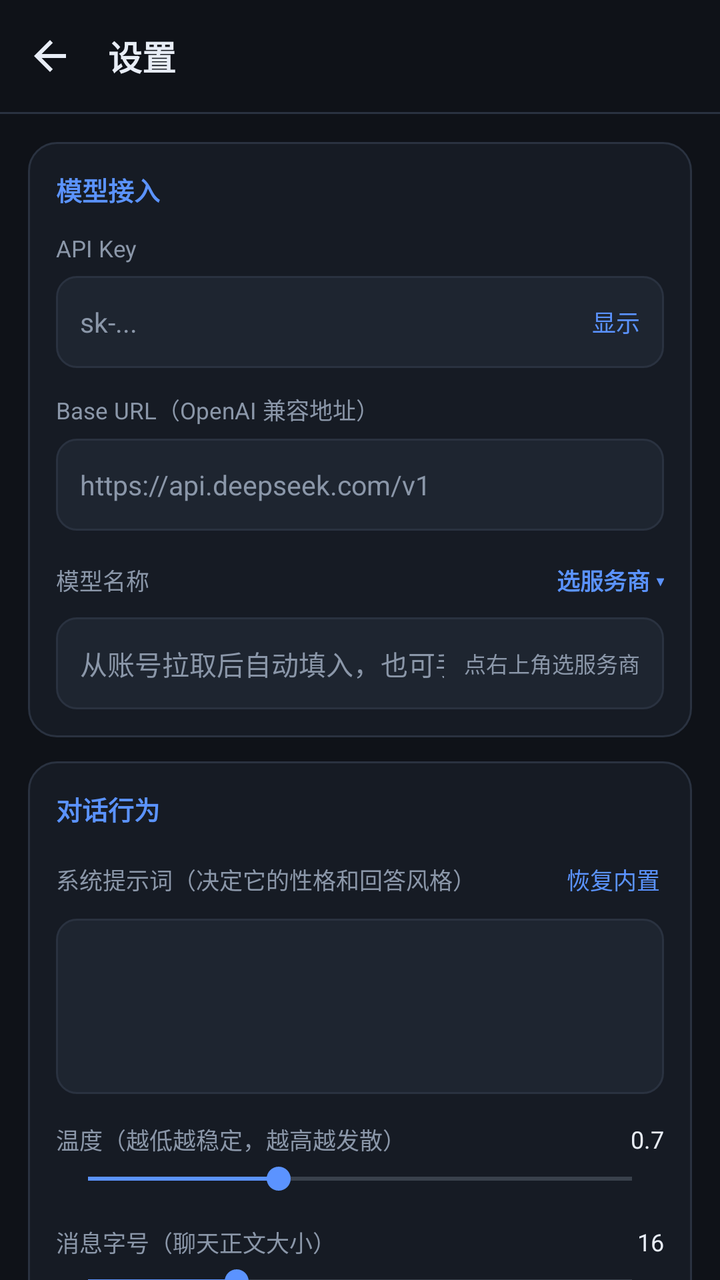
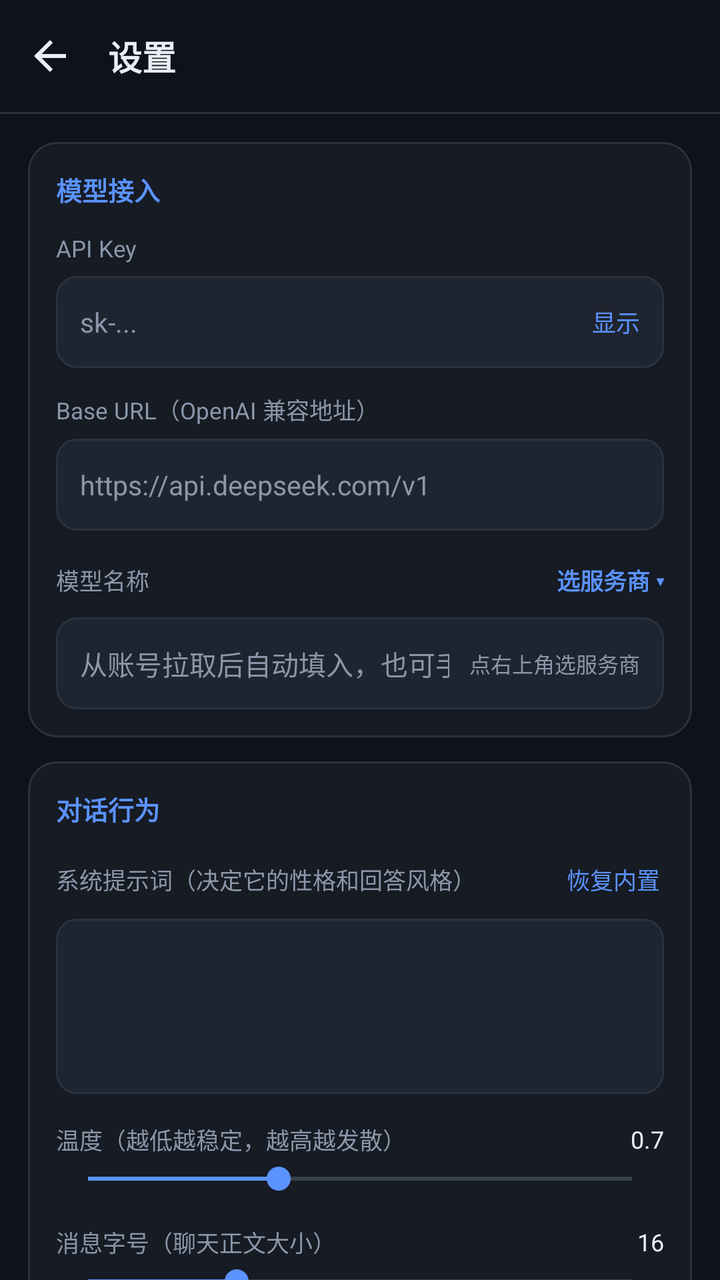

Screens rendered from an Android XML layout before and after an edit, with the pre-edit source and the edit as a unified diff.
<!-- AndroidManifest.xml: application theme AppTheme -->
<!-- res/layout/activity_settings.xml -->
<?xml version="1.0" encoding="utf-8"?>
<LinearLayout xmlns:android="http://schemas.android.com/apk/res/android"
    android:layout_width="match_parent"
    android:layout_height="match_parent"
    android:orientation="vertical"
    android:background="?attr/neb_bg"
    android:fitsSystemWindows="true">

    <LinearLayout
        android:layout_width="match_parent"
        android:layout_height="56dp"
        android:orientation="horizontal"
        android:gravity="center_vertical"
        android:paddingStart="4dp"
        android:paddingEnd="12dp">

        <ImageButton
            android:id="@+id/btnBack"
            android:layout_width="42dp"
            android:layout_height="42dp"
            android:background="@drawable/icon_btn_bg"
            android:src="@drawable/ic_back"
            android:scaleType="centerInside"
            android:tint="?attr/neb_text"
            android:contentDescription="返回" />

        <TextView
            android:layout_width="wrap_content"
            android:layout_height="wrap_content"
            android:layout_marginStart="8dp"
            android:text="设置"
            android:textColor="?attr/neb_text"
            android:textSize="17sp"
            android:textStyle="bold" />
    </LinearLayout>

    <View
        android:layout_width="match_parent"
        android:layout_height="1dp"
        android:background="?attr/neb_stroke" />

    <ScrollView
        android:layout_width="match_parent"
        android:layout_height="0dp"
        android:layout_weight="1"
        android:scrollbars="none">

        <LinearLayout
            android:id="@+id/contentList"
            android:layout_width="match_parent"
            android:layout_height="wrap_content"
            android:orientation="vertical"
            android:padding="14dp">

            
            <LinearLayout
                android:layout_width="match_parent"
                android:layout_height="wrap_content"
                android:orientation="vertical"
                android:background="@drawable/card_bg"
                android:padding="14dp">

                <TextView
                    android:layout_width="wrap_content"
                    android:layout_height="wrap_content"
                    android:text="模型接入"
                    android:textColor="?attr/neb_accent"
                    android:textSize="13sp"
                    android:textStyle="bold" />

                <TextView
                    android:layout_width="wrap_content"
                    android:layout_height="wrap_content"
                    android:layout_marginTop="12dp"
                    android:text="API Key"
                    android:textColor="?attr/neb_dim"
                    android:textSize="11.5sp" />

                <LinearLayout
                    android:layout_width="match_parent"
                    android:layout_height="wrap_content"
                    android:layout_marginTop="6dp"
                    android:orientation="horizontal"
                    android:gravity="center_vertical"
                    android:background="@drawable/field_bg">

                    <EditText
                        android:id="@+id/etKey"
                        android:layout_width="0dp"
                        android:layout_height="46dp"
                        android:layout_weight="1"
                        android:background="@android:color/transparent"
                        android:hint="sk-..."
                        android:paddingStart="12dp"
                        android:paddingEnd="4dp"
                        android:singleLine="true"
                        android:textColor="?attr/neb_text"
                        android:textColorHint="?attr/neb_dim"
                        android:textSize="13.5sp"
                        android:inputType="textPassword"
                        android:imeOptions="flagNoExtractUi" />

                    <TextView
                        android:id="@+id/tvToggleKey"
                        android:layout_width="wrap_content"
                        android:layout_height="wrap_content"
                        android:paddingStart="8dp"
                        android:paddingEnd="12dp"
                        android:paddingTop="10dp"
                        android:paddingBottom="10dp"
                        android:text="显示"
                        android:textColor="?attr/neb_accent"
                        android:textSize="12sp" />
                </LinearLayout>

                <TextView
                    android:layout_width="wrap_content"
                    android:layout_height="wrap_content"
                    android:layout_marginTop="12dp"
                    android:text="Base URL（OpenAI 兼容地址）"
                    android:textColor="?attr/neb_dim"
                    android:textSize="11.5sp" />

                <EditText
                    android:id="@+id/etBase"
                    android:layout_width="match_parent"
                    android:layout_height="46dp"
                    android:layout_marginTop="6dp"
                    android:background="@drawable/field_bg"
                    android:hint="https://api.deepseek.com/v1"
                    android:paddingStart="12dp"
                    android:paddingEnd="12dp"
                    android:singleLine="true"
                    android:textColor="?attr/neb_text"
                    android:textColorHint="?attr/neb_dim"
                    android:textSize="13.5sp"
                    android:inputType="textUri"
                    android:imeOptions="flagNoExtractUi" />

                <LinearLayout
                    android:layout_width="match_parent"
                    android:layout_height="wrap_content"
                    android:layout_marginTop="12dp"
                    android:orientation="horizontal"
                    android:gravity="center_vertical">

                    <TextView
                        android:layout_width="0dp"
                        android:layout_height="wrap_content"
                        android:layout_weight="1"
                        android:text="模型名称"
                        android:textColor="?attr/neb_dim"
                        android:textSize="11.5sp" />

                    <TextView
                        android:id="@+id/tvPickModel"
                        android:layout_width="wrap_content"
                        android:layout_height="wrap_content"
                        android:paddingStart="10dp"
                        android:paddingTop="4dp"
                        android:paddingBottom="4dp"
                        android:text="选服务商 ▾"
                        android:textColor="?attr/neb_accent"
                        android:textSize="11.5sp"
                        android:textStyle="bold" />
                </LinearLayout>

                <LinearLayout
                    android:layout_width="match_parent"
                    android:layout_height="46dp"
                    android:layout_marginTop="6dp"
                    android:orientation="horizontal"
                    android:gravity="center_vertical"
                    android:background="@drawable/field_bg">

                    <EditText
                        android:id="@+id/etModel"
                        android:layout_width="0dp"
                        android:layout_height="match_parent"
                        android:layout_weight="1"
                        android:background="@android:color/transparent"
                        android:hint="从账号拉取后自动填入，也可手填"
                        android:paddingStart="12dp"
                        android:paddingEnd="4dp"
                        android:singleLine="true"
                        android:textColor="?attr/neb_text"
                        android:textColorHint="?attr/neb_dim"
                        android:textSize="13.5sp"
                        android:inputType="text"
                        android:imeOptions="flagNoExtractUi" />

                    <TextView
                        android:id="@+id/tvModelHint"
                        android:layout_width="wrap_content"
                        android:layout_height="wrap_content"
                        android:paddingStart="6dp"
                        android:paddingEnd="12dp"
                        android:text="点右上角选服务商"
                        android:textColor="?attr/neb_dim"
                        android:textSize="11sp" />
                </LinearLayout>
            </LinearLayout>

            
            <LinearLayout
                android:layout_width="match_parent"
                android:layout_height="wrap_content"
                android:layout_marginTop="12dp"
                android:orientation="vertical"
                android:background="@drawable/card_bg"
                android:padding="14dp">

                <TextView
                    android:layout_width="wrap_content"
                    android:layout_height="wrap_content"
                    android:text="对话行为"
                    android:textColor="?attr/neb_accent"
                    android:textSize="13sp"
                    android:textStyle="bold" />

                <LinearLayout
                    android:layout_width="match_parent"
                    android:layout_height="wrap_content"
                    android:layout_marginTop="12dp"
                    android:orientation="horizontal"
                    android:gravity="center_vertical">

                    <TextView
                        android:layout_width="0dp"
                        android:layout_height="wrap_content"
                        android:layout_weight="1"
                        android:text="系统提示词（决定它的性格和回答风格）"
                        android:textColor="?attr/neb_dim"
                        android:textSize="11.5sp" />

                    <TextView
                        android:id="@+id/tvResetSystem"
                        android:layout_width="wrap_content"
                        android:layout_height="wrap_content"
                        android:paddingLeft="10dp"
                        android:paddingRight="2dp"
                        android:paddingTop="5dp"
                        android:paddingBottom="5dp"
                        android:text="恢复内置"
                        android:textColor="?attr/neb_accent"
                        android:textSize="11.5sp" />
                </LinearLayout>

                <EditText
                    android:id="@+id/etSystem"
                    android:layout_width="match_parent"
                    android:layout_height="wrap_content"
                    android:layout_marginTop="6dp"
                    android:background="@drawable/field_bg"
                    android:gravity="top|start"
                    android:minLines="4"
                    android:maxLines="10"
                    android:padding="12dp"
                    android:textColor="?attr/neb_text"
                    android:textColorHint="?attr/neb_dim"
                    android:textSize="13sp"
                    android:inputType="textMultiLine|textCapSentences"
                    android:imeOptions="flagNoExtractUi" />

                <LinearLayout
                    android:layout_width="match_parent"
                    android:layout_height="wrap_content"
                    android:layout_marginTop="14dp"
                    android:orientation="horizontal"
                    android:gravity="center_vertical">

                    <TextView
                        android:layout_width="0dp"
                        android:layout_height="wrap_content"
                        android:layout_weight="1"
                        android:text="温度（越低越稳定，越高越发散）"
                        android:textColor="?attr/neb_dim"
                        android:textSize="11.5sp" />

                    <TextView
                        android:id="@+id/tvTemp"
                        android:layout_width="wrap_content"
                        android:layout_height="wrap_content"
                        android:text="0.7"
                        android:textColor="?attr/neb_text"
                        android:textSize="12sp" />
                </LinearLayout>

                <SeekBar
                    android:id="@+id/sbTemp"
                    android:layout_width="match_parent"
                    android:layout_height="wrap_content"
                    android:layout_marginTop="2dp"
                    android:max="20"
                    android:progress="7" />

                <LinearLayout
                    android:layout_width="match_parent"
                    android:layout_height="wrap_content"
                    android:layout_marginTop="14dp"
                    android:orientation="horizontal"
                    android:gravity="center_vertical">

                    <TextView
                        android:layout_width="0dp"
                        android:layout_height="wrap_content"
                        android:layout_weight="1"
                        android:text="消息字号（聊天正文大小）"
                        android:textColor="?attr/neb_dim"
                        android:textSize="11.5sp" />

                    <TextView
                        android:id="@+id/tvFont"
                        android:layout_width="wrap_content"
                        android:layout_height="wrap_content"
                        android:text="16"
                        android:textColor="?attr/neb_text"
                        android:textSize="12sp" />
                </LinearLayout>

                <SeekBar
                    android:id="@+id/sbFont"
                    android:layout_width="match_parent"
                    android:layout_height="wrap_content"
                    android:layout_marginTop="2dp"
                    android:max="11"
                    android:progress="3" />

                <TextView
                    android:layout_width="wrap_content"
                    android:layout_height="wrap_content"
                    android:layout_marginTop="6dp"
                    android:text="最大回复 tokens"
                    android:textColor="?attr/neb_dim"
                    android:textSize="11.5sp" />

                <EditText
                    android:id="@+id/etMaxTokens"
                    android:layout_width="match_parent"
                    android:layout_height="46dp"
                    android:layout_marginTop="6dp"
                    android:background="@drawable/field_bg"
                    android:hint="4096"
                    android:paddingStart="12dp"
                    android:paddingEnd="12dp"
                    android:singleLine="true"
                    android:textColor="?attr/neb_text"
                    android:textColorHint="?attr/neb_dim"
                    android:textSize="13.5sp"
                    android:inputType="number"
                    android:imeOptions="flagNoExtractUi" />

                <androidx.appcompat.widget.SwitchCompat
                    android:id="@+id/swStream"
                    android:layout_width="match_parent"
                    android:layout_height="wrap_content"
                    android:layout_marginTop="14dp"
                    android:text="流式输出（逐字显示，可中途停止）"
                    android:textColor="?attr/neb_text"
                    android:textSize="13sp" />
            </LinearLayout>

            <Button
                android:id="@+id/btnSave"
                android:layout_width="match_parent"
                android:layout_height="50dp"
                android:layout_marginTop="16dp"
                android:background="@drawable/btn_primary"
                android:text="保存设置"
                android:textAllCaps="false"
                android:textColor="#FFFFFF"
                android:textSize="15sp"
                android:textStyle="bold" />

            <Button
                android:id="@+id/btnTest"
                android:layout_width="match_parent"
                android:layout_height="48dp"
                android:layout_marginTop="10dp"
                android:background="@drawable/btn_ghost"
                android:text="测试连接"
                android:textAllCaps="false"
                android:textColor="?attr/neb_text"
                android:textSize="14sp" />

<LinearLayout
                android:id="@+id/cardAbout"
                android:layout_width="match_parent"
                android:layout_height="wrap_content"
                android:layout_marginTop="14dp"
                android:orientation="vertical"
                android:background="@drawable/card_bg"
                android:padding="14dp">

                <TextView
                    android:layout_width="wrap_content"
                    android:layout_height="wrap_content"
                    android:text="关于"
                    android:textColor="?attr/neb_accent"
                    android:textSize="13sp"
                    android:textStyle="bold" />

                <TextView
                    android:id="@+id/tvAboutVer"
                    android:layout_width="match_parent"
                    android:layout_height="wrap_content"
                    android:layout_marginTop="10dp"
                    android:textColor="?attr/neb_text"
                    android:textSize="12.5sp" />

                <TextView
                    android:id="@+id/tvAboutModel"
                    android:layout_width="match_parent"
                    android:layout_height="wrap_content"
                    android:layout_marginTop="6dp"
                    android:ellipsize="end"
                    android:maxLines="2"
                    android:textColor="?attr/neb_dim"
                    android:textSize="12sp" />

                <TextView
                    android:id="@+id/btnAboutPage"
                    android:layout_width="match_parent"
                    android:layout_height="44dp"
                    android:layout_marginTop="12dp"
                    android:background="@drawable/btn_ghost"
                    android:gravity="center"
                    android:text="打开关于页 · 版本与许可"
                    android:textColor="?attr/neb_text"
                    android:textSize="13sp" />
            </LinearLayout>

            <TextView
                android:layout_width="match_parent"
                android:layout_height="wrap_content"
                android:layout_marginTop="14dp"
                android:layout_marginBottom="20dp"
                android:text="提示：API Key 只保存在本机应用私有目录，不会上传到任何第三方服务器。默认已配好 DeepSeek 官方地址，只需填 Key 即可使用。"
                android:textColor="?attr/neb_dim"
                android:textSize="11sp"
                android:lineSpacingExtra="3dp" />
        </LinearLayout>
    </ScrollView>
</LinearLayout>
<!-- resources referenced by this layout -->
<resources>
  <!-- drawable btn_primary (drawable) -->
  <?xml version="1.0" encoding="utf-8"?>
  <ripple xmlns:android="http://schemas.android.com/apk/res/android"
      android:color="?android:attr/colorControlHighlight">
      <item>
          <shape android:shape="rectangle">
              <solid android:color="?attr/neb_accent" />
              <corners android:radius="12dp" />
          </shape>
      </item>
  </ripple>
  <!-- drawable card_bg (drawable) -->
  <?xml version="1.0" encoding="utf-8"?>
  <shape xmlns:android="http://schemas.android.com/apk/res/android" android:shape="rectangle">
      <solid android:color="?attr/neb_surface" />
      <stroke android:width="1dp" android:color="?attr/neb_stroke" />
      <corners android:radius="14dp" />
  </shape>
  <!-- drawable field_bg (drawable) -->
  <?xml version="1.0" encoding="utf-8"?>
  <shape xmlns:android="http://schemas.android.com/apk/res/android" android:shape="rectangle">
      <solid android:color="?attr/neb_surface2" />
      <stroke android:width="1dp" android:color="?attr/neb_stroke" />
      <corners android:radius="10dp" />
  </shape>
  <!-- drawable ic_back (drawable) -->
  <vector xmlns:android="http://schemas.android.com/apk/res/android"
      android:width="24dp" android:height="24dp"
      android:viewportWidth="24" android:viewportHeight="24">
      <path android:fillColor="?attr/neb_text"
          android:pathData="M20,11H7.83l5.59,-5.59L12,4l-8,8 8,8 1.41,-1.41L7.83,13H20v-2z" />
  </vector>
  <!-- drawable icon_btn_bg (drawable) -->
  <?xml version="1.0" encoding="utf-8"?>
  <ripple xmlns:android="http://schemas.android.com/apk/res/android"
      android:color="?android:attr/colorControlHighlight">
      <item android:id="@android:id/mask">
          <shape android:shape="oval">
              <solid android:color="#FFFFFFFF" />
          </shape>
      </item>
  </ripple>
  <style name="AppTheme" parent="Theme.AppCompat.NoActionBar">
          <item name="colorPrimary">@color/bg</item>
          <item name="colorPrimaryDark">@color/bg</item>
          <item name="colorAccent">@color/accent</item>
          <item name="android:windowBackground">@color/bg</item>
          <item name="android:statusBarColor">@color/bg</item>
          <item name="android:navigationBarColor">@color/bg</item>
          <item name="android:windowLightStatusBar">false</item>
          <item name="android:textColorPrimary">@color/text</item>
          <item name="android:textColorSecondary">@color/text_dim</item>
          <item name="android:textColorHint">@color/text_dim</item>
  
          
          <item name="neb_bg">@color/bg</item>
          <item name="neb_surface">@color/surface</item>
          <item name="neb_surface2">@color/surface2</item>
          <item name="neb_stroke">@color/stroke</item>
          <item name="neb_text">@color/text</item>
          <item name="neb_dim">@color/text_dim</item>
          <item name="neb_accent">@color/accent</item>
          <item name="neb_code">@color/code_bg</item>
          
          <item name="android:colorControlHighlight">#33FFFFFF</item>
          <item name="colorControlHighlight">#33FFFFFF</item>
  
          
          <item name="android:dialogTheme">@style/NebDialog</item>
          <item name="alertDialogTheme">@style/NebDialog</item>
          <item name="android:alertDialogTheme">@style/NebDialog</item>
      </style>
  <color name="bg">#0F1218</color>
  <color name="accent">#5B93FF</color>
  <color name="text">#E8EDF6</color>
  <color name="text_dim">#8B97A9</color>
  <color name="surface">#161B24</color>
  <color name="surface2">#1E2530</color>
  <color name="stroke">#2A3240</color>
  <color name="code_bg">#0B0E14</color>
  <!-- drawable neb_dialog_bg (drawable) -->
  <?xml version="1.0" encoding="utf-8"?>
  <shape xmlns:android="http://schemas.android.com/apk/res/android"
      android:shape="rectangle">
      <solid android:color="?attr/neb_surface" />
  </shape>
  <!-- unchanged entries left out for length: 2 -->
</resources>

<!-- the commit's change to res/layout/activity_settings.xml (unified diff, before → after) -->
@@ -197,7 +197,7 @@
                         android:paddingEnd="12dp"
                         android:text="点右上角选服务商"
                         android:textColor="?attr/neb_dim"
-                        android:textSize="11sp" />
+                        android:textSize="10.5sp" />
                 </LinearLayout>
             </LinearLayout>
 
<!-- resource entries referenced after the edit -->
@@ -63,9 +63,6 @@
           <item name="neb_dim">@color/text_dim</item>
           <item name="neb_accent">@color/accent</item>
           <item name="neb_code">@color/code_bg</item>
-          
-          <item name="android:colorControlHighlight">#33FFFFFF</item>
-          <item name="colorControlHighlight">#33FFFFFF</item>
   
           
           <item name="android:dialogTheme">@style/NebDialog</item>
